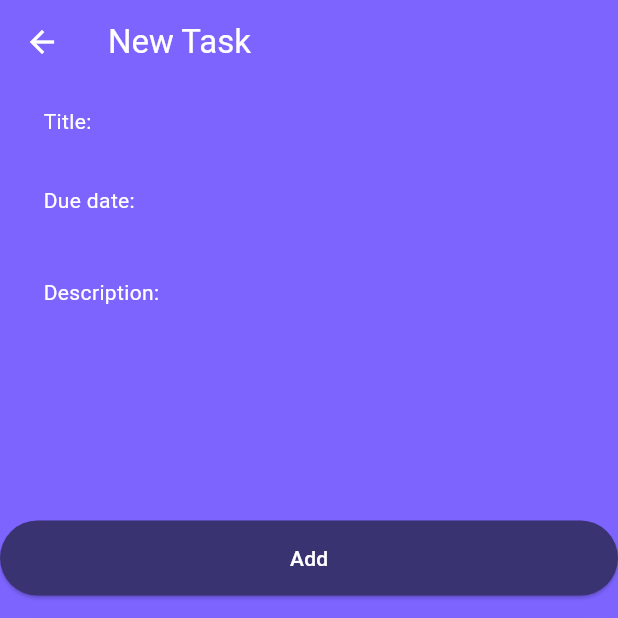
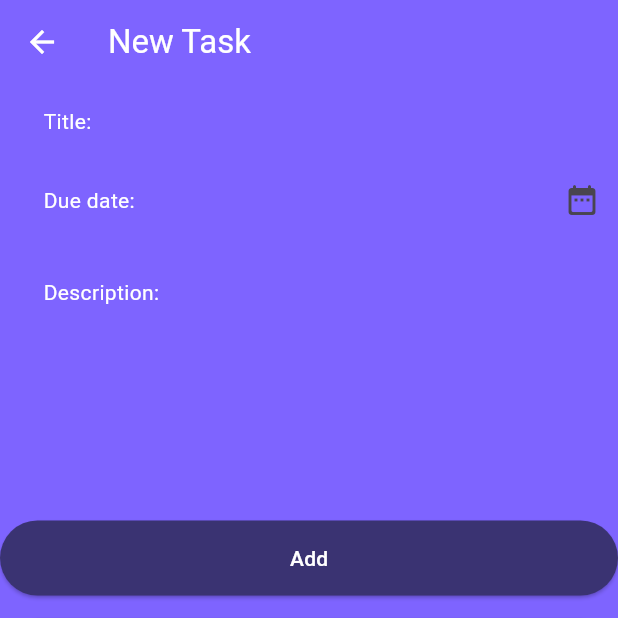
Before and after one commit to Quoocshi/To-do-list, a Flutter app: the NewTask screen opened directly, on a phone screen of 412 x 824 dp, the top half of it. Run offline on Flutter 3.47's test engine with Material 3 defaults, Android fonts, the phone set to English and light mode, and no system bars; our stand-ins replace get, hive, hive_flutter; accounts and stored records are empty.

```diff
--- a/lib/Screens/mainscreen.dart
+++ b/lib/Screens/mainscreen.dart
@@ -39,11 +39,11 @@ class MainScreen extends StatelessWidget {
         ),
         child: Obx(
           () => ListView.builder(
-            itemCount: taskcontroller.tasklist.value.length,
+            itemCount: taskcontroller.tasklist.length,
             itemBuilder: (context, index) {
-              final task = taskcontroller.tasklist.value.getAt(index);
+              final task = taskcontroller.tasklist[index];
               return Taskbox(
-                task: task!,
+                task: task,
                 completed: task.completeCheck,
                 onChanged: (p0) => taskcontroller.change(p0, index),
                 delete: () => taskcontroller.removeTask(index),
--- a/lib/Screens/taskscreen.dart
+++ b/lib/Screens/taskscreen.dart
@@ -4,16 +4,27 @@ import 'package:to_do_list/Model/todo.dart';
 import 'package:to_do_list/controller/controller.dart';
 import 'package:to_do_list/widgets/textfield.dart';
 
-class NewTask extends StatelessWidget {
+class NewTask extends StatefulWidget {
   NewTask({super.key});
+
+  @override
+  State<NewTask> createState() => _NewTaskState();
+}
+
+class _NewTaskState extends State<NewTask> {
   //normal controller
   final dynamic tasknameController = TextEditingController();
 
   final dynamic taskdescriptionController = TextEditingController();
 
   final dynamic taskdueController = TextEditingController();
+
   //getx controller
   final TaskController taskController = Get.find<TaskController>();
+
+  //Datetime
+  DateTime selectedDate = DateTime.now();
+
   @override
   Widget build(BuildContext context) {
     Todo temp;
@@ -60,11 +71,32 @@ class NewTask extends StatelessWidget {
                 maxline: 1,
               ),
               const SizedBox(height: 5),
-              TheTextField(
-                controller: taskdueController,
-                labelText: 'Due date: ',
-                size: 5,
-                maxline: 1,
+              Row(
+                children: [
+                  Expanded(
+                    child: TheTextField(
+                      controller: taskdueController,
+                      labelText: 'Due date: ',
+                      size: 5,
+                      maxline: 1,
+                    ),
+                  ),
+                  IconButton(
+                      onPressed: () async {
+                        final DateTime? dateTime = await showDatePicker(
+                            context: context,
+                            initialDate: selectedDate,
+                            firstDate: DateTime(2000),
+                            lastDate: DateTime(3000));
+                        if (dateTime != null) {
+                          setState(() {
+                            taskdueController.text =
+                                '${dateTime.day}/${dateTime.month}/${dateTime.year}';
+                          });
+                        }
+                      },
+                      icon: const Icon(Icons.date_range_rounded))
+                ],
               ),
               const SizedBox(height: 20),
               TheTextField(
--- a/lib/widgets/textField.dart
+++ b/lib/widgets/textField.dart
@@ -24,6 +24,7 @@ class TheTextField extends StatelessWidget {
         decoration: InputDecoration(
           prefixText: labelText,
           prefixStyle: const TextStyle(color: Colors.white),
+
           contentPadding: EdgeInsets.all(size),
           floatingLabelBehavior: FloatingLabelBehavior.always,
           filled: true,
```
Also changed, not shown: lib/Screens/info.dart (+15 -15 lines), lib/controller/controller.dart (+27 -18 lines).
